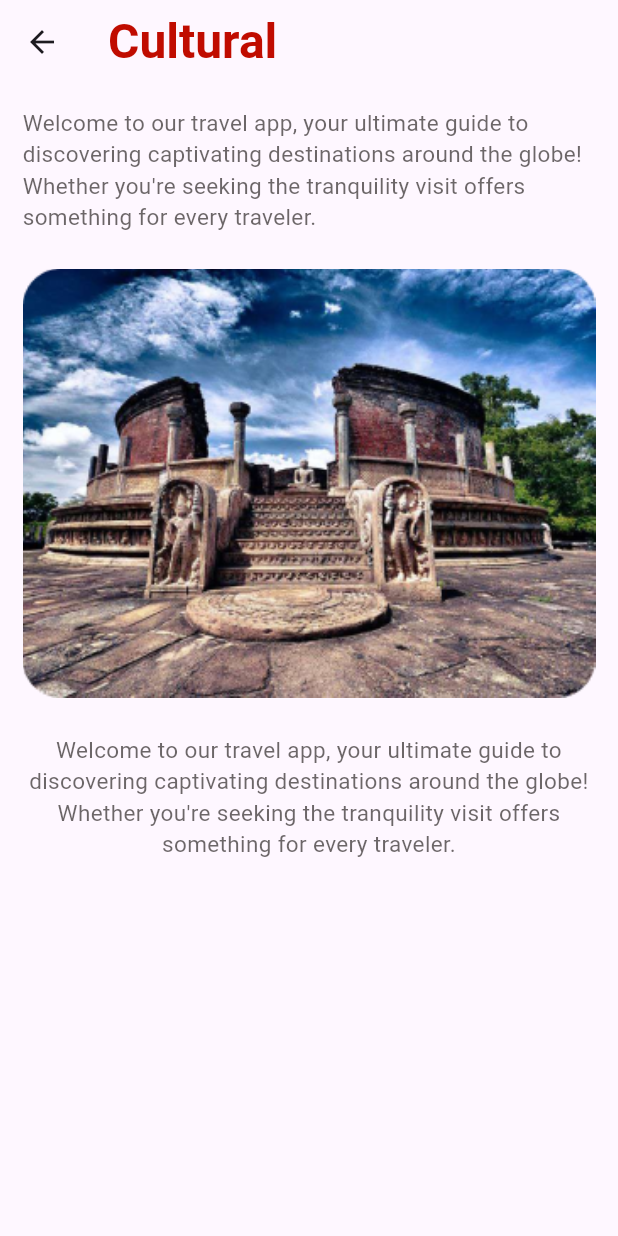
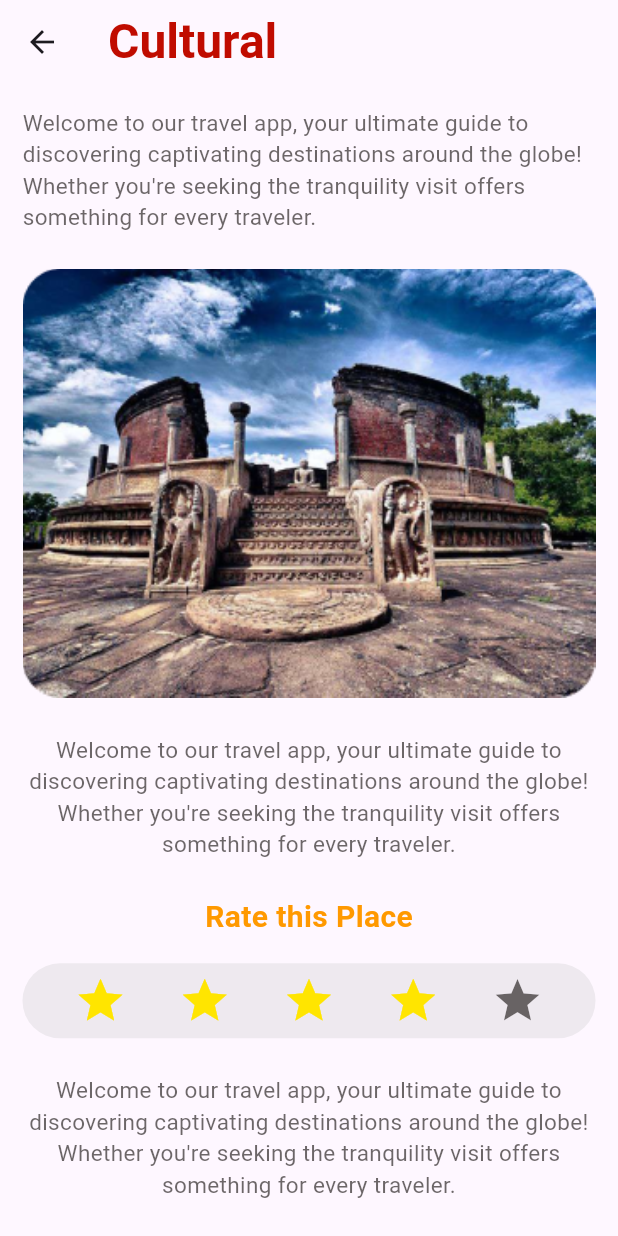
Before and after one commit to Sithum1220/Flutter-Leaning-Projects, a Flutter app: the screen it shows after launch, after a tap on "Cultural", on a phone screen of 412 x 824 dp. Run offline on Flutter 3.47's test engine with Material 3 defaults, Android fonts, the phone set to English and light mode, and no system bars.

Commit message:
Awesome Places app update

```diff
--- a/awesome_places/lib/core/theme/colors.dart
+++ b/awesome_places/lib/core/theme/colors.dart
@@ -21,7 +21,7 @@ const Color mainLandmarksColor = Color(0xff0029FF);
 final Color subLandmarksColor = const Color(0xff0029FF).withValues(alpha: 0.53);
 
 const Color mainCulturalColor = Color(0xffC00C00);
-final Color subCulturalColor = const Color(0xffC00C00).withValues(alpha: 0.53);
+const Color subCulturalColor =  Color(0xffFF9900);
 
 // Category Button Colors
 const Color darkCategoryButtonColor = Color(0xff8E8FFA);
--- a/awesome_places/lib/pages/cultural/cultural_page.dart
+++ b/awesome_places/lib/pages/cultural/cultural_page.dart
@@ -1,5 +1,8 @@
 import 'package:awesome_places/core/constants/app_spacing.dart';
 import 'package:awesome_places/core/theme/colors.dart';
+import 'package:awesome_places/widgets/reusable/custom_button.dart';
+import 'package:awesome_places/widgets/reusable/input.dart';
+import 'package:awesome_places/widgets/shared/rating.dart';
 import 'package:flutter/material.dart';
 
 class CulturalPage extends StatelessWidget {
@@ -19,7 +22,8 @@ class CulturalPage extends StatelessWidget {
         ),
       ),
 
-      body: Padding(
+      body: SingleChildScrollView(
+        child: Padding(
           padding: const EdgeInsets.all(15.0),
           child: Column(
             children: [
@@ -39,7 +43,41 @@ class CulturalPage extends StatelessWidget {
                 style: TextStyle(color: primaryTextColor, fontSize: 15),
                 textAlign: TextAlign.center,
               ),
+              AppSpacing.hLg,
+              Text(
+                "Rate this Place",
+                style: TextStyle(
+                  color: subCulturalColor,
+                  fontSize: 20,
+                  fontWeight: FontWeight.w600,
+                ),
+              ),
+              AppSpacing.hMd,
+              Rating(),
+              AppSpacing.hLg,
+              Text(
+                "Welcome to our travel app, your ultimate guide to discovering captivating destinations around the globe! Whether you're seeking the tranquility visit offers something for every traveler.",
+                style: TextStyle(color: primaryTextColor, fontSize: 15),
+                textAlign: TextAlign.center,
+              ),
+              AppSpacing.hLg,
+              Text(
+                "Send Feedback",
+                style: TextStyle(
+                  color: subCulturalColor,
+                  fontSize: 20,
+                  fontWeight: FontWeight.w600,
+                ),
+              ),
+              AppSpacing.hMd,
+              Input(),
+              AppSpacing.hLg,
+              Row(
+                mainAxisAlignment: MainAxisAlignment.end,
+                children: [CustomButton()],
+              ),
             ],
+          ),
         ),
       ),
     );
--- /dev/null
+++ b/awesome_places/lib/widgets/reusable/custom_button.dart
@@ -0,0 +1,21 @@
+import 'package:awesome_places/core/theme/colors.dart';
+import 'package:flutter/material.dart';
+
+class CustomButton extends StatelessWidget {
+  const CustomButton({super.key});
+
+  @override
+  Widget build(BuildContext context) {
+    return ElevatedButton(
+      onPressed: () {},
+      style: ElevatedButton.styleFrom(
+        backgroundColor: secondaryYellow,
+        padding: EdgeInsets.symmetric(horizontal: 30, vertical: 15),
+      ),
+      child: Text(
+        "Submit",
+        style: TextStyle(fontSize: 16, fontWeight: FontWeight.w600),
+      ),
+    );
+  }
+}
--- /dev/null
+++ b/awesome_places/lib/widgets/reusable/input.dart
@@ -0,0 +1,30 @@
+import 'package:awesome_places/core/theme/colors.dart';
+import 'package:flutter/material.dart';
+
+class Input extends StatelessWidget {
+  const Input({super.key});
+
+  @override
+  Widget build(BuildContext context) {
+    return Container(
+      width: double.infinity,
+      height: 50,
+      decoration: BoxDecoration(
+        border: Border.all(color: black),
+        borderRadius: BorderRadius.circular(20),
+      ),
+      child: Center(
+        child: TextField(
+          decoration: InputDecoration(
+            hint: Text(
+              "Enter A Text",
+              style: TextStyle(color: primaryTextColor, fontSize: 16),
+            ),
+            border: InputBorder.none,
+            contentPadding: EdgeInsets.all(10),
+          ),
+        ),
+      ),
+    );
+  }
+}
--- /dev/null
+++ b/awesome_places/lib/widgets/shared/rating.dart
@@ -0,0 +1,28 @@
+import 'package:awesome_places/core/theme/colors.dart';
+import 'package:flutter/material.dart';
+
+class Rating extends StatelessWidget {
+  const Rating({super.key});
+
+  @override
+  Widget build(BuildContext context) {
+    return Container(
+      width: double.infinity,
+      height: 50,
+      decoration: BoxDecoration(
+        color: cardBgColor,
+        borderRadius: BorderRadius.circular(50),
+      ),
+      child: Row(
+        mainAxisAlignment: MainAxisAlignment.spaceEvenly,
+        children: [
+          Icon(Icons.star, size: 35, color: secondaryYellow),
+          Icon(Icons.star, size: 35, color: secondaryYellow),
+          Icon(Icons.star, size: 35, color: secondaryYellow),
+          Icon(Icons.star, size: 35, color: secondaryYellow),
+          Icon(Icons.star, size: 35, color: primaryTextColor),
+        ],
+      ),
+    );
+  }
+}
```
Also changed, not shown: awesome_places/lib/pages/home/home_page.dart (+7 -1 lines), awesome_places/lib/pages/tour_book/tour_book_page.dart (added, +85 -0 lines), awesome_places/lib/widgets/reusable/tour_book/vehicle_list.dart (added, +26 -0 lines), awesome_places/assets/images/vehicle01.png (added), awesome_places/assets/images/vehicle02.png (added), awesome_places/assets/images/vehicle03.png (added). Lines whose indentation alone changed are shown as unchanged.
